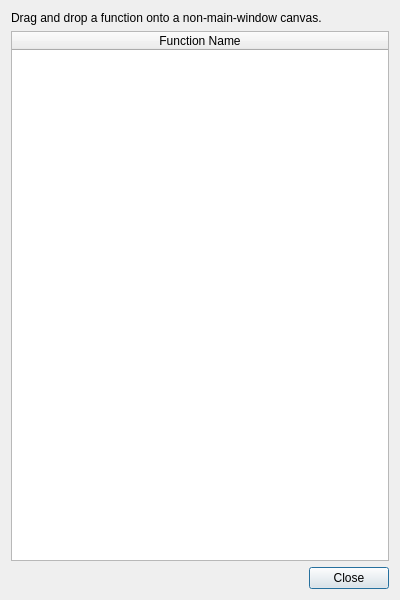
Qt form UI/glitch-user-functions.ui (textbrowser/glitch) before a commit.
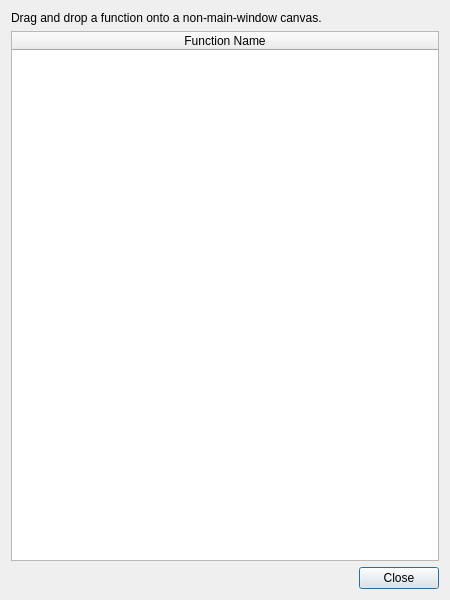
The same form after that commit. Icons and pictures are not drawn. Custom widgets are drawn as their Qt base class.

Commit message: New geometries. Window titles.

Diff of the .ui file:
```diff
--- a/UI/glitch-user-functions.ui
+++ b/UI/glitch-user-functions.ui
@@ -6,7 +6,7 @@
    <rect>
     <x>0</x>
     <y>0</y>
-    <width>400</width>
+    <width>450</width>
     <height>600</height>
    </rect>
   </property>
```
The commit also changes 6 other files.
